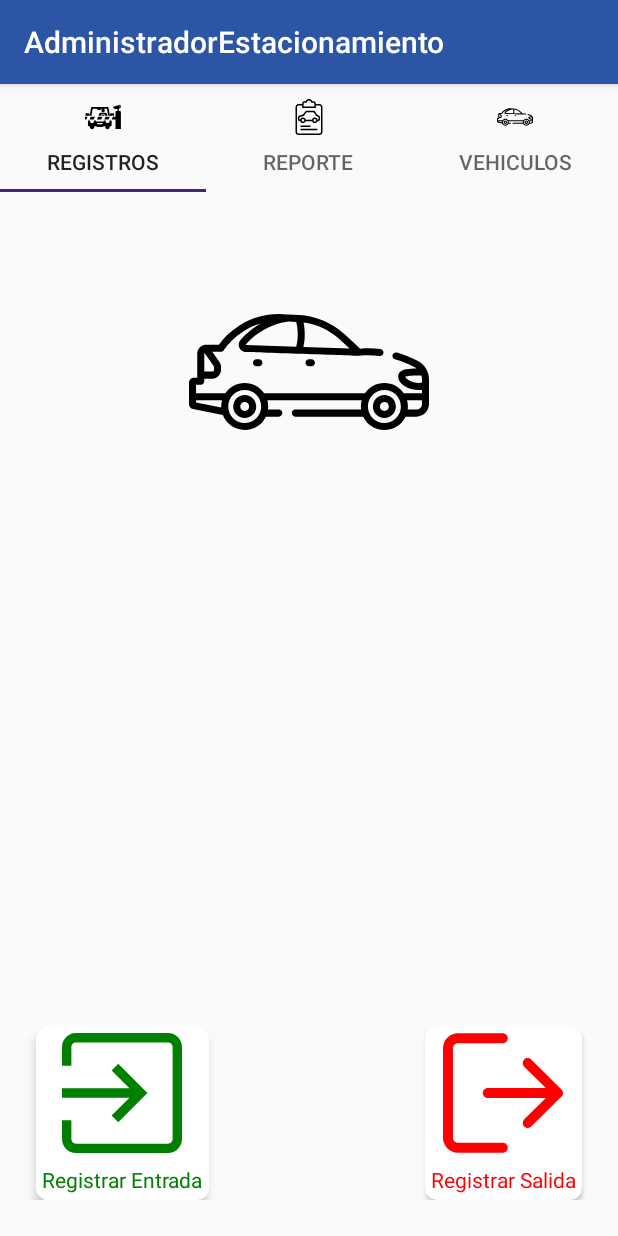
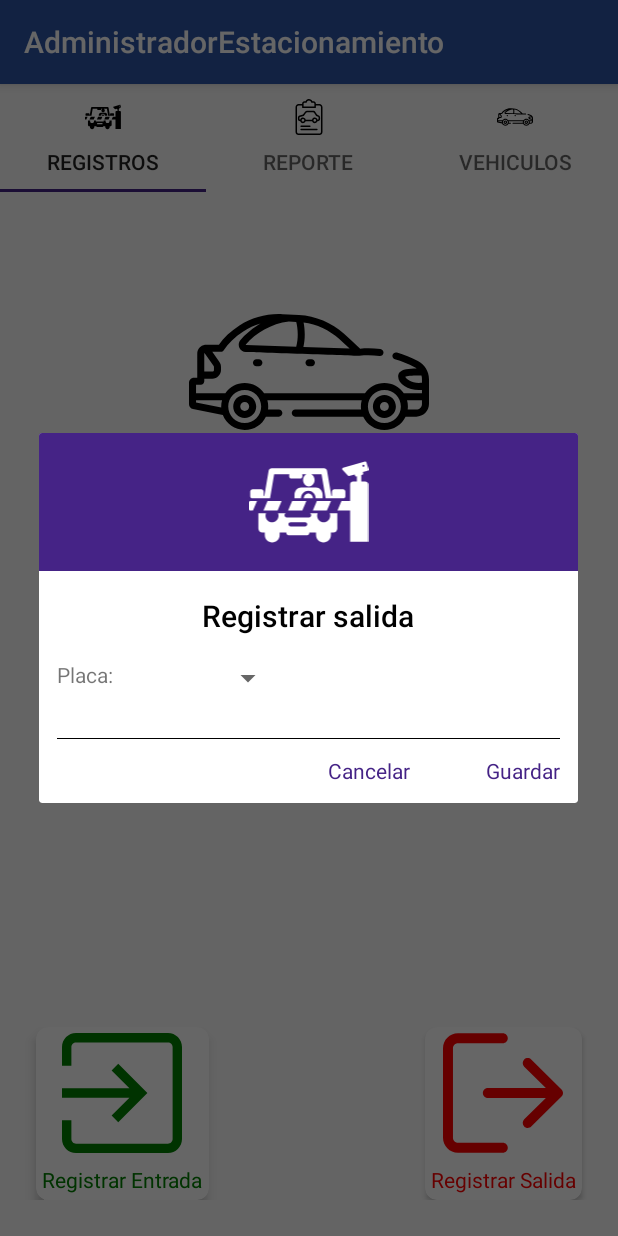
Before and after one commit to kevinPinzon/android-developer-test, an Android app: the screen it shows after launch (MainActivity), after a tap on "Registrar Salida", on a phone screen of 412 x 824 dp. Run offline under Robolectric (Android 15) with nearby library versions, the phone set to English and light mode, and no system bars; our stand-ins replace Room's generated code.

Commit message:
se agrego tabla de registros, se agrego funcionalidad a la vista de registros, se registran entradas y vista de registros de salida

```diff
--- a/AdministradorEstacionamiento/app/build.gradle
+++ b/AdministradorEstacionamiento/app/build.gradle
@@ -32,6 +32,7 @@ android {
         sourceCompatibility JavaVersion.VERSION_1_8
         targetCompatibility JavaVersion.VERSION_1_8
     }
+
     kotlinOptions {
         jvmTarget = "1.8"
     }
--- a/AdministradorEstacionamiento/app/src/main/java/com/kevinpinzon/administradorestacionamiento/data/AppDatabase.kt
+++ b/AdministradorEstacionamiento/app/src/main/java/com/kevinpinzon/administradorestacionamiento/data/AppDatabase.kt
@@ -5,16 +5,18 @@ import androidx.room.Database
 import androidx.room.Room
 import androidx.room.RoomDatabase
 import com.kevinpinzon.administradorestacionamiento.data.model.Car
+import com.kevinpinzon.administradorestacionamiento.data.model.Register
 import com.kevinpinzon.administradorestacionamiento.data.model.TypeCar
 import com.kevinpinzon.administradorestacionamiento.domain.CarDAO
+import com.kevinpinzon.administradorestacionamiento.domain.RegisterDAO
 import com.kevinpinzon.administradorestacionamiento.domain.TypeCarDAO
 
-@Database(entities = [Car::class, TypeCar::class],version = 1)
+@Database(entities = [Car::class, TypeCar::class, Register::class],version = 1)
 abstract class AppDatabase : RoomDatabase() {
 
     abstract fun carDAO(): CarDAO
     abstract fun typeCarDAO(): TypeCarDAO
-
+    abstract fun registerDAO(): RegisterDAO
 
     companion object{
         @Volatile
--- a/AdministradorEstacionamiento/app/src/main/java/com/kevinpinzon/administradorestacionamiento/data/model/Car.kt
+++ b/AdministradorEstacionamiento/app/src/main/java/com/kevinpinzon/administradorestacionamiento/data/model/Car.kt
@@ -16,7 +16,7 @@ data class Car (
     @ColumnInfo(name = "type")
     var type : String = "",
 
-    @ColumnInfo(name = "totalToPay")
-    var totalToPay : Float = 0F
+    @ColumnInfo(name = "totalTime")
+    var totalTime : Float = 0F
 
 )
--- a/AdministradorEstacionamiento/app/src/main/java/com/kevinpinzon/administradorestacionamiento/data/model/TypeCar.kt
+++ b/AdministradorEstacionamiento/app/src/main/java/com/kevinpinzon/administradorestacionamiento/data/model/TypeCar.kt
@@ -10,7 +10,7 @@ data class TypeCar (
 
     @PrimaryKey(autoGenerate = true)
     @ColumnInfo(name = "id")
-    var id : Int,
+    var id : Int = 0,
 
     @ColumnInfo(name = "name")
     var name : String = ""
--- /dev/null
+++ b/AdministradorEstacionamiento/app/src/main/java/com/kevinpinzon/administradorestacionamiento/domain/RegisterDAO.kt
@@ -0,0 +1,33 @@
+package com.kevinpinzon.administradorestacionamiento.domain
+
+import androidx.lifecycle.LiveData
+import androidx.room.*
+import com.kevinpinzon.administradorestacionamiento.data.model.Register
+
+@Dao
+interface RegisterDAO {
+/*
+@Query("INSERT INTO register (placa, timeIn)" +
+            " VALUES( :placa, :timeIn );")
+    suspend fun registerIn(placa: String, timeIn: Long)
+ */
+    @Insert(onConflict = OnConflictStrategy.REPLACE)
+    suspend fun registerIn(register: Register)
+
+    @Update
+    fun updateRegister(register: Register) : Int
+
+    @Delete
+    fun deleteRegister(register: Register) : Int
+
+    @Query("DELETE FROM register")
+    suspend fun deleteAll() : Int
+
+    @Query("SELECT * FROM register")
+    fun getAllRegister():LiveData<List<Register>>
+
+    @Query("SELECT DISTINCT placa, id FROM register WHERE"+
+        " timeOut = 'N'")
+    fun getAllPlacasIn():LiveData<List<Register>>
+
+}
--- /dev/null
+++ b/AdministradorEstacionamiento/app/src/main/java/com/kevinpinzon/administradorestacionamiento/domain/RegisterRepo.kt
@@ -0,0 +1,16 @@
+package com.kevinpinzon.administradorestacionamiento.domain
+
+import androidx.lifecycle.LiveData
+import com.kevinpinzon.administradorestacionamiento.data.model.Register
+
+class RegisterRepo(private val registerDAO: RegisterDAO) {
+
+    val allregister: LiveData<List<Register>> = registerDAO.getAllRegister()
+
+    suspend fun registerIn(register: Register) {
+        registerDAO.registerIn(register)
+    }
+
+    val allPlacasIn: LiveData<List<Register>> = registerDAO.getAllPlacasIn()
+
+}
--- a/AdministradorEstacionamiento/app/src/main/java/com/kevinpinzon/administradorestacionamiento/view/fragments/CarsFragment.kt
+++ b/AdministradorEstacionamiento/app/src/main/java/com/kevinpinzon/administradorestacionamiento/view/fragments/CarsFragment.kt
@@ -1,14 +1,12 @@
 package com.kevinpinzon.administradorestacionamiento.view.fragments
 
 import android.app.AlertDialog
-import android.app.Dialog
 import android.os.Bundle
 import androidx.fragment.app.Fragment
 import android.view.LayoutInflater
 import android.view.View
 import android.view.ViewGroup
 import android.widget.*
-import androidx.lifecycle.LiveData
 import androidx.lifecycle.Observer
 import androidx.lifecycle.ViewModelProviders
 import androidx.recyclerview.widget.LinearLayoutManager
@@ -37,6 +35,8 @@ class CarsFragment : Fragment() {
 
     private fun addCar(placa:String, type:String, dialog:AlertDialog) {
         carViewModel.insert(Car(placa, type,0F))
+        Toast.makeText(dialog.context,
+            "Vehiculo guardado exitosamente", Toast.LENGTH_SHORT).show()
         dialog.cancel()
     }
 
@@ -116,7 +116,7 @@ class CarsFragment : Fragment() {
 
                 if (types.isEmpty() ){
                     typeCarViewModel.insert(TypeCar(0,"oficial"))
-                    typeCarViewModel.insert(TypeCar(1,"residente"))
+                    typeCarViewModel.insert(TypeCar(0,"residente"))
                 }
 
                 val rg = dialogView.findViewById<RadioGroup>(R.id.radiog_types)
--- a/AdministradorEstacionamiento/app/src/main/java/com/kevinpinzon/administradorestacionamiento/view/fragments/RecordFragment.kt
+++ b/AdministradorEstacionamiento/app/src/main/java/com/kevinpinzon/administradorestacionamiento/view/fragments/RecordFragment.kt
@@ -1,21 +1,34 @@
 package com.kevinpinzon.administradorestacionamiento.view.fragments
 
+import android.app.AlertDialog
+import android.os.Build
 import android.os.Bundle
 import androidx.fragment.app.Fragment
 import android.view.LayoutInflater
 import android.view.View
 import android.view.ViewGroup
-import android.widget.Toast
+import android.widget.*
+import androidx.annotation.RequiresApi
+import androidx.lifecycle.ViewModelProviders
+import androidx.lifecycle.Observer
 import com.kevinpinzon.administradorestacionamiento.R
+import com.kevinpinzon.administradorestacionamiento.data.model.Register
+import com.kevinpinzon.administradorestacionamiento.viewmodel.RegisterViewModel
 import kotlinx.android.synthetic.main.fragment_record.*
+import java.text.SimpleDateFormat
+import java.util.*
 
 /**
  * A simple [Fragment] subclass.
  */
 class RecordFragment : Fragment() {
 
+    private lateinit var registerViewModel: RegisterViewModel
+
     override fun onCreate(savedInstanceState: Bundle?){
         super.onCreate(savedInstanceState)
+
+        registerViewModel = ViewModelProviders.of(this).get(RegisterViewModel::class.java)
     }
 
     override fun onCreateView(
@@ -26,17 +39,118 @@ class RecordFragment : Fragment() {
         return inflater.inflate(R.layout.fragment_record, container, false)
     }
 
+    @RequiresApi(Build.VERSION_CODES.O)
     override fun onViewCreated(view: View, savedInstanceState: Bundle?) {
         super.onViewCreated(view, savedInstanceState)
 
+        var modelDialogIn = AlertDialog.Builder(context)
+        val dialogViewIn = layoutInflater.inflate(R.layout.dialog_inregister, null)
+
+        modelDialogIn.setView(dialogViewIn)
+        var dialogInRegister = modelDialogIn.create()
+
         card_view_in.setOnClickListener {
-            Toast.makeText(context,"registrar entrada", Toast.LENGTH_LONG)
+            dialogInRegister.show()
+
+            val saveTextV = dialogViewIn.findViewById<TextView>(R.id.textView_save)
+            val cancelTextV = dialogViewIn.findViewById<TextView>(R.id.textView_cancel)
+
+            val placaEditText = dialogViewIn.findViewById<EditText>(R.id.editText_placa)
+
+            cancelTextV.setOnClickListener {
+                placaEditText.text.clear()
+                dialogInRegister.cancel()
+            }
+
+            saveTextV.setOnClickListener {
+
+                if( placaEditText.text.length > 0){
+                    registerIn(placaEditText.text.toString(), dialogInRegister)
+                    placaEditText.text.clear()
+                }else{
+                    placaEditText.error = "Debe agregar numero de placa"
+                }
+            }
         }
+
+        val dialogViewOut = layoutInflater.inflate(R.layout.dialog_outregister, null)
+
+        var modelDialogOut = AlertDialog.Builder(context)
+        modelDialogOut.setView(dialogViewOut)
+        var dialogOutRegister = modelDialogOut.create()
+
         card_view_out.setOnClickListener {
-            Toast.makeText(context,"registrar salida", Toast.LENGTH_LONG)
+
+            dialogOutRegister.show()
+
+            val saveTextV = dialogViewOut.findViewById<TextView>(R.id.textView_save)
+            val cancelTextV = dialogViewOut.findViewById<TextView>(R.id.textView_cancel)
+            val placaSpinner = dialogViewOut.findViewById<Spinner>(R.id.spinner_placa)
+
+            val placas: ArrayList<String> = ArrayList()
+
+
+            val observer = Observer<List<Register>> { registrosIn ->
+
+                println("REGISTROS IN")
+                for (register in registrosIn) {
+                    println(register)
+                    placas.add(register.placa)
+                }
+
+            }
+            registerViewModel.allPlacasIn.observe(this, observer)
+
+            var adapter = ArrayAdapter(dialogOutRegister.context,
+                android.R.layout.simple_spinner_item,placas)
+
+            placaSpinner.adapter = adapter
+
+            placaSpinner.onItemSelectedListener = object :
+                AdapterView.OnItemSelectedListener {
+                override fun onItemSelected(parent: AdapterView<*>,
+                                            view: View, position: Int, id: Long) {
+                    Toast.makeText(dialogOutRegister.context,
+                        placas[position], Toast.LENGTH_SHORT).show()
+                    println(placas[position])
+                }
+
+                override fun onNothingSelected(parent: AdapterView<*>) {
+                    // write code to perform some action
+                }
+            }
+
+            cancelTextV.setOnClickListener {
+                dialogOutRegister.cancel()
+            }
+
+            saveTextV.setOnClickListener {
+
+            }
         }
 
     }
 
+    private fun registerIn(placa:String, dialog:AlertDialog) {
+
+        val date = getCurrentDateTime()
+        val dateInString = date.toString("dd/MM/yyyy HH:mm:ss")
+
+        registerViewModel.registerIn(Register(0,placa, dateInString, "N"))
+
+        Toast.makeText(dialog.context,
+            "Registro guardado exitosamente", Toast.LENGTH_SHORT).show()
+        dialog.cancel()
+    }
+
+    fun Date.toString(format: String, locale: Locale = Locale.getDefault()): String {
+        val formatter = SimpleDateFormat(format, locale)
+        return formatter.format(this)
+    }
+
+    fun getCurrentDateTime(): Date {
+        return Calendar.getInstance().time
+    }
+
 
 }
--- /dev/null
+++ b/AdministradorEstacionamiento/app/src/main/java/com/kevinpinzon/administradorestacionamiento/viewmodel/RegisterViewModel.kt
@@ -0,0 +1,31 @@
+package com.kevinpinzon.administradorestacionamiento.viewmodel
+
+import android.app.Application
+import androidx.lifecycle.AndroidViewModel
+import androidx.lifecycle.LiveData
+import androidx.lifecycle.viewModelScope
+import com.kevinpinzon.administradorestacionamiento.data.AppDatabase
+import com.kevinpinzon.administradorestacionamiento.data.model.Register
+import com.kevinpinzon.administradorestacionamiento.domain.RegisterRepo
+import kotlinx.coroutines.Dispatchers
+import kotlinx.coroutines.launch
+
+class RegisterViewModel(application: Application) : AndroidViewModel(application) {
+
+    private val repository: RegisterRepo
+
+    val allRegisters: LiveData<List<Register>>
+
+    val allPlacasIn: LiveData<List<Register>>
+
+    init {
+        val registersDao = AppDatabase.getDatabase(application).registerDAO()
+        repository = RegisterRepo(registersDao)
+        allRegisters = repository.allregister
+        allPlacasIn = repository.allPlacasIn
+    }
+
+    fun registerIn(register: Register) = viewModelScope.launch(Dispatchers.IO) {
+        repository.registerIn(register)
+    }
+}
--- /dev/null
+++ b/AdministradorEstacionamiento/app/src/main/res/layout/dialog_outregister.xml
@@ -0,0 +1,94 @@
+<?xml version="1.0" encoding="utf-8"?>
+<LinearLayout
+    xmlns:android="http://schemas.android.com/apk/res/android"
+    android:layout_width="match_parent"
+    android:layout_height="match_parent"
+    android:orientation="vertical">
+
+    <RelativeLayout
+        android:layout_width="match_parent"
+        android:layout_height="wrap_content"
+        android:background="@color/colorAccent"
+        android:gravity="center"
+        android:padding="4dp">
+        <ImageView
+            android:layout_width="wrap_content"
+            android:layout_height="80dp"
+            android:layout_margin="2dp"
+            android:tint="#fff"
+            android:src="@drawable/ic_parking_barrier" />
+    </RelativeLayout>
+
+    <TextView
+        android:layout_width="wrap_content"
+        android:layout_gravity="center_horizontal"
+        android:layout_height="wrap_content"
+        style="@style/Base.TextAppearance.AppCompat.Title"
+        android:text="Registrar salida"
+        android:textColor="#000"
+        android:layout_marginTop="12dp"
+        android:padding="4dp"/>
+
+    <RelativeLayout
+        android:layout_width="match_parent"
+        android:layout_height="wrap_content"
+        android:layout_margin="12dp">
+
+        <TextView
+            android:id="@+id/textView_Titleplaca"
+            android:layout_width="wrap_content"
+            android:layout_height="wrap_content"
+            android:layout_gravity="left"
+            android:gravity="center_vertical"
+            android:text="Placa:" />
+
+
+        <Spinner
+            android:id="@+id/spinner_placa"
+            android:layout_width="wrap_content"
+            android:layout_height="wrap_content"
+            android:minWidth="100dp"
+            android:layout_marginStart="14dp"
+            android:layout_toEndOf="@+id/textView_Titleplaca" />
+
+    </RelativeLayout>
+
+    <RelativeLayout
+        android:layout_width="match_parent"
+        android:layout_height="wrap_content"
+        android:layout_margin="12dp">
+
+        <View
+            android:id="@+id/lineview"
+            android:layout_width="match_parent"
+            android:layout_height="0.4dp"
+            android:layout_marginBottom="4dp"
+            android:background="#000"
+            android:layout_marginTop="4dp" />
+
+        <TextView
+            android:id="@+id/textView_cancel"
+            android:layout_width="wrap_content"
+            android:layout_height="wrap_content"
+            android:layout_alignRight="@+id/textView_save"
+            android:layout_alignTop="@+id/lineview"
+            android:layout_marginEnd="100dp"
+            android:layout_marginTop="12dp"
+            android:text="Cancelar"
+            android:clickable="true"
+            android:textColor="@color/colorAccent"/>
+
+        <TextView
+            android:id="@+id/textView_save"
+            android:layout_width="wrap_content"
+            android:layout_height="wrap_content"
+            android:layout_alignTop="@+id/lineview"
+            android:layout_marginTop="12dp"
+            android:layout_alignParentEnd="true"
+            android:text="Guardar"
+            android:clickable="true"
+            android:textColor="@color/colorAccent" />
+
+    </RelativeLayout>
+
+</LinearLayout>
```
Also changed, not shown: AdministradorEstacionamiento/app/src/main/java/com/kevinpinzon/administradorestacionamiento/data/model/Register.kt (added, +27 -0 lines), AdministradorEstacionamiento/app/src/main/res/layout/dialog_inregister.xml (added, +93 -0 lines). Lines whose indentation alone changed are shown as unchanged.
